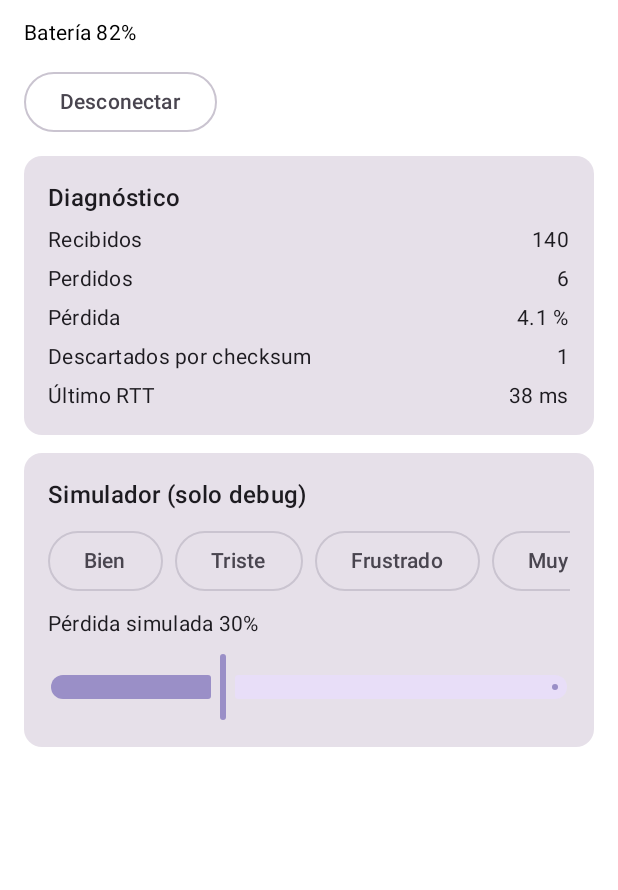
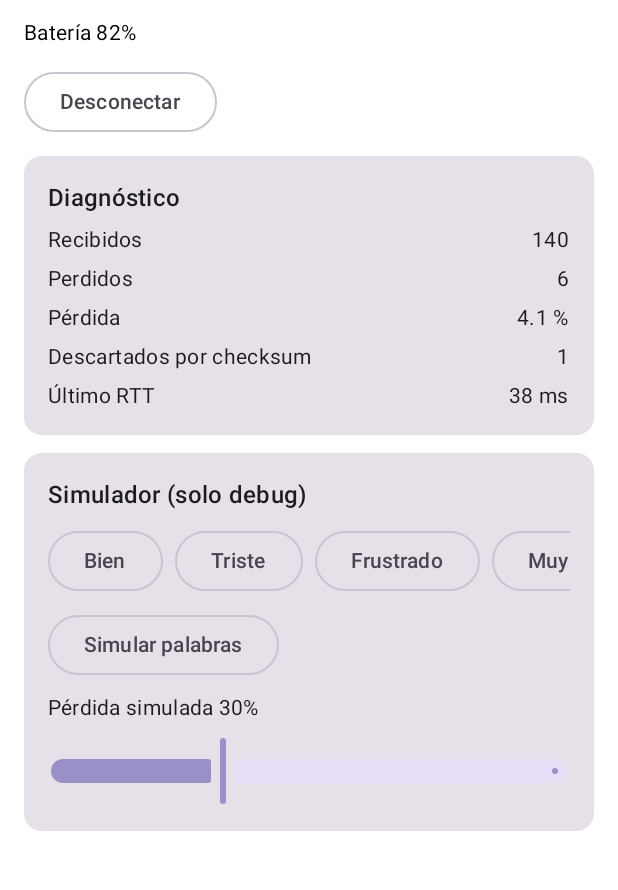
Before and after one commit to vngerus/Kalmi, an Android app built with Jetpack Compose: the @Preview function ConexionPreview, on a phone screen of 412 x 824 dp, the part 126-1016 px from its top. Run offline under Robolectric (Android 15) with nearby library versions, the phone set to English and light mode, and no system bars.

Commit message:
feat(device): el simulador envía palabras

```diff
--- a/app/src/main/java/cl/kalmi/app/ui/conexion/ConexionScreen.kt
+++ b/app/src/main/java/cl/kalmi/app/ui/conexion/ConexionScreen.kt
@@ -53,6 +53,7 @@ fun ConexionScreen(vm: KalmiViewModel, modifier: Modifier = Modifier) {
         onDesconectar = { vm.desconectar() },
         modifier = modifier,
         onSimular = simulador?.let { sim -> { e: Emocion -> sim.simularBoton(e.codigo) } },
+        onSimularPalabras = { simulador?.simularPalabras() },
         perdida = perdida,
         onPerdida = {
             perdida = it
@@ -71,6 +72,7 @@ fun ConexionContenido(
     onDesconectar: () -> Unit,
     modifier: Modifier = Modifier,
     onSimular: ((Emocion) -> Unit)? = null,
+    onSimularPalabras: () -> Unit = {},
     perdida: Float = 0f,
     onPerdida: (Float) -> Unit = {},
 ) {
@@ -102,7 +104,7 @@ fun ConexionContenido(
 
         Diagnostico(calidad)
 
-        if (onSimular != null) PanelDepuracion(conectado, onSimular, perdida, onPerdida)
+        if (onSimular != null) PanelDepuracion(conectado, onSimular, onSimularPalabras, perdida, onPerdida)
     }
 }
 
@@ -132,6 +134,7 @@ private fun Dato(nombre: String, valor: String) {
 private fun PanelDepuracion(
     conectado: Boolean,
     onSimular: (Emocion) -> Unit,
+    onSimularPalabras: () -> Unit,
     perdida: Float,
     onPerdida: (Float) -> Unit,
 ) {
@@ -146,6 +149,7 @@ private fun PanelDepuracion(
                     OutlinedButton(onClick = { onSimular(e) }, enabled = conectado) { Text(e.nombre) }
                 }
             }
+            OutlinedButton(onClick = onSimularPalabras, enabled = conectado) { Text("Simular palabras") }
             Text("Pérdida simulada ${(perdida * 100).roundToInt()}%", style = MaterialTheme.typography.bodyMedium)
             Slider(value = perdida, onValueChange = onPerdida, valueRange = 0f..0.9f)
         }
```
Also changed, not shown: app/src/main/java/cl/kalmi/app/device/FakeKalmiDevice.kt (+18 -4 lines).
